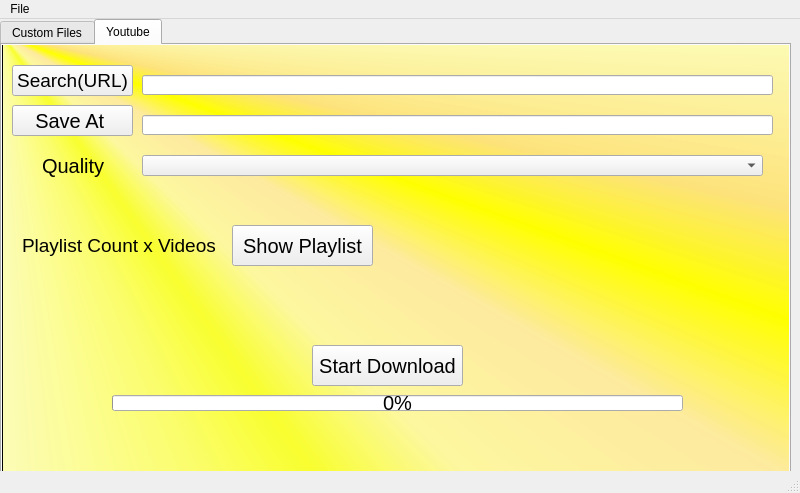
This is design.ui in ibrahimahmed1998/Download-Manager as Qt 5 draws it before an edit. The edited form follows.
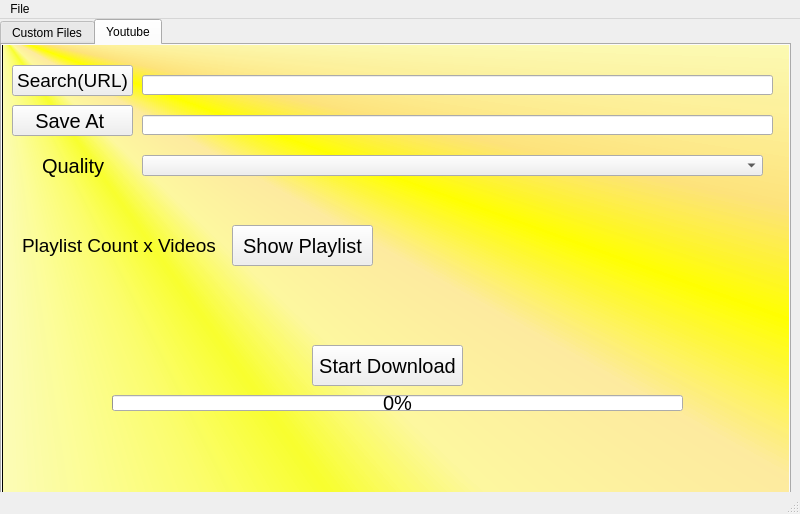
This is the edited form.

What changed in the file:
```diff
--- a/design.ui
+++ b/design.ui
@@ -7,7 +7,7 @@
     <x>0</x>
     <y>0</y>
     <width>800</width>
-    <height>493</height>
+    <height>514</height>
    </rect>
   </property>
   <property name="font">
```
